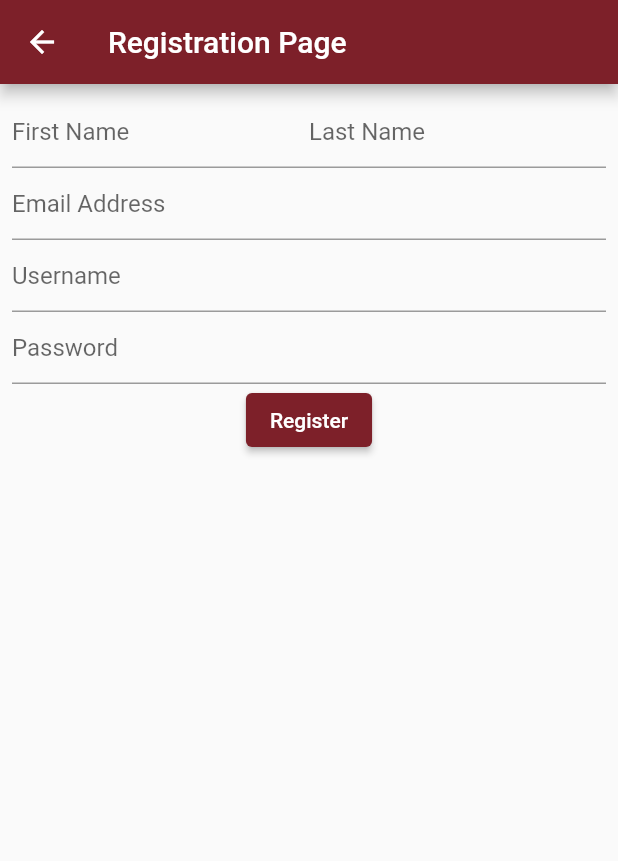
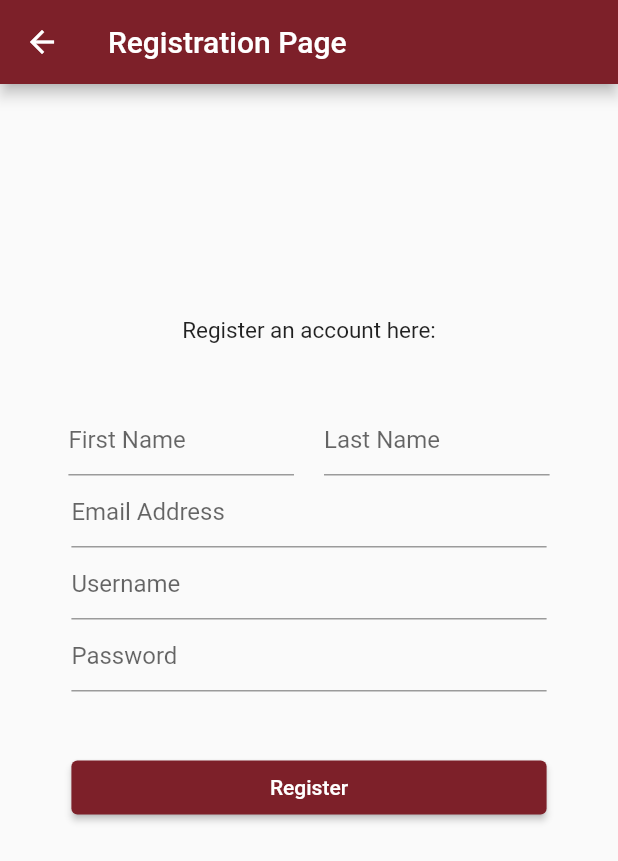
Before and after one commit to Onesr-WPI/Parking-app, a Flutter app: the RegistrationPage screen opened directly, on a phone screen of 412 x 824 dp. Shown: the top 861 px of the screen. Run offline on Flutter 3.47's test engine with Material 2 defaults, Android fonts, the phone set to English and light mode, and no system bars; our stand-ins replace cloud_firestore, dio, firebase_auth, firebase_core, geocoding, geolocator and 1 more; accounts and stored records are empty.

Commit message:
fixed registration page, minor miscellaneous fixes

```diff
--- a/lib/main.dart
+++ b/lib/main.dart
@@ -130,7 +130,7 @@ class _MyHomePageState extends State<MyHomePage> {
                           ),
                           FractionallySizedBox(
                             widthFactor: 0.8,
-                            child: TextField(
+                            child: TextFormField(
                               keyboardType: TextInputType.emailAddress,
                               controller: _email,
                               decoration: const InputDecoration(
@@ -140,7 +140,7 @@ class _MyHomePageState extends State<MyHomePage> {
                           ),
                           FractionallySizedBox(
                             widthFactor: 0.8,
-                            child: TextField(
+                            child: TextFormField(
                               keyboardType: TextInputType.text,
                               obscureText: true,
                               controller: _password,
--- a/lib/pages/find_parking_page.dart
+++ b/lib/pages/find_parking_page.dart
@@ -114,6 +114,7 @@ class FindParkingState extends State<FindParkingPage> {
             color: Color.fromARGB(255, 255, 255, 255),
           );
         }
-        });
+      },
+    );
   }
 }
--- a/lib/pages/home_page.dart
+++ b/lib/pages/home_page.dart
@@ -141,7 +141,7 @@ class _HomePageState extends State<HomePage> {
         title: const Text("Home", textAlign: TextAlign.center),
         leading: IconButton(
             icon: const Icon(
-              Icons.account_circle_sharp,
+              Icons.menu,
             ),
             onPressed: () {}),
         actions: [
--- a/lib/pages/registration_page.dart
+++ b/lib/pages/registration_page.dart
@@ -45,49 +45,95 @@ class _RegistrationPageState extends State<RegistrationPage> {
                   padding: const EdgeInsets.all(8),
                   child: Center(
                     child: Column(
+                      mainAxisAlignment: MainAxisAlignment.center,
+                      crossAxisAlignment: CrossAxisAlignment.center,
                       children: [
-                        Row(
-                          children: const [
-                            Expanded(
-                              child: TextField(
+                        const FractionallySizedBox(
+                          child: Align(
+                            alignment: Alignment.topCenter,
+                            child: Padding(
+                              padding: EdgeInsets.fromLTRB(0, 0, 0, 40),
+                              child: Text(
+                                "Register an account here:",
+                                style: TextStyle(fontSize: 15),
+                                textAlign: TextAlign.center,
+                              ),
+                            ),
+                          ),
+                        ),
+                        Flexible(
+                          child: Row(
+                            mainAxisAlignment: MainAxisAlignment.center,
+                            children: [
+                              Flexible(
+                                child: Padding(
+                                  padding:
+                                      const EdgeInsets.fromLTRB(0, 0, 10, 0),
+                                  child: FractionallySizedBox(
+                                    widthFactor: 0.8,
+                                    child: TextFormField(
                                       keyboardType: TextInputType.text,
-                                decoration: InputDecoration(
+                                      decoration: const InputDecoration(
                                         hintText: "First Name",
                                       ),
                                     ),
                                   ),
-                            Expanded(
-                              child: TextField(
+                                ),
+                              ),
+                              Flexible(
+                                child: Padding(
+                                  padding:
+                                      const EdgeInsets.fromLTRB(10, 0, 0, 0),
+                                  child: FractionallySizedBox(
+                                    widthFactor: 0.8,
+                                    child: TextFormField(
                                       keyboardType: TextInputType.text,
-                                decoration: InputDecoration(
+                                      decoration: const InputDecoration(
                                         hintText: "Last Name",
+                                      ),
+                                    ),
                                   ),
                                 ),
                               ),
                             ],
                           ),
-                        TextField(
+                        ),
+                        FractionallySizedBox(
+                          widthFactor: 0.8,
+                          child: TextFormField(
                             keyboardType: TextInputType.emailAddress,
                             controller: _email,
                             decoration: const InputDecoration(
                               hintText: "Email Address",
                             ),
                           ),
-                        const TextField(
+                        ),
+                        FractionallySizedBox(
+                          widthFactor: 0.8,
+                          child: TextFormField(
                             keyboardType: TextInputType.text,
-                          decoration: InputDecoration(
+                            decoration: const InputDecoration(
                               hintText: "Username",
                             ),
                           ),
-                        TextField(
+                        ),
+                        FractionallySizedBox(
+                          widthFactor: 0.8,
+                          child: TextFormField(
                             keyboardType: TextInputType.text,
+                            enableSuggestions: false,
                             obscureText: true,
                             controller: _password,
                             decoration: const InputDecoration(
                               hintText: "Password",
                             ),
                           ),
-                        ElevatedButton(
+                        ),
+                        Padding(
+                          padding: const EdgeInsets.fromLTRB(0, 40, 0, 120),
+                          child: FractionallySizedBox(
+                            widthFactor: 0.8,
+                            child: ElevatedButton(
                                 onPressed: () {
                                   final email = _email.text;
                                   final password = _password.text;
@@ -95,9 +141,10 @@ class _RegistrationPageState extends State<RegistrationPage> {
                                       .createUserWithEmailAndPassword(
                                           email: email, password: password)
                                       .then((value) {});
-                              // send username and password to firebase and log in the user
                                 },
-                            child: const Text("Register"))
+                                child: const Text("Register")),
+                          ),
+                        )
                       ],
                     ),
                   ),
```
Lines whose indentation alone changed are shown as unchanged.
